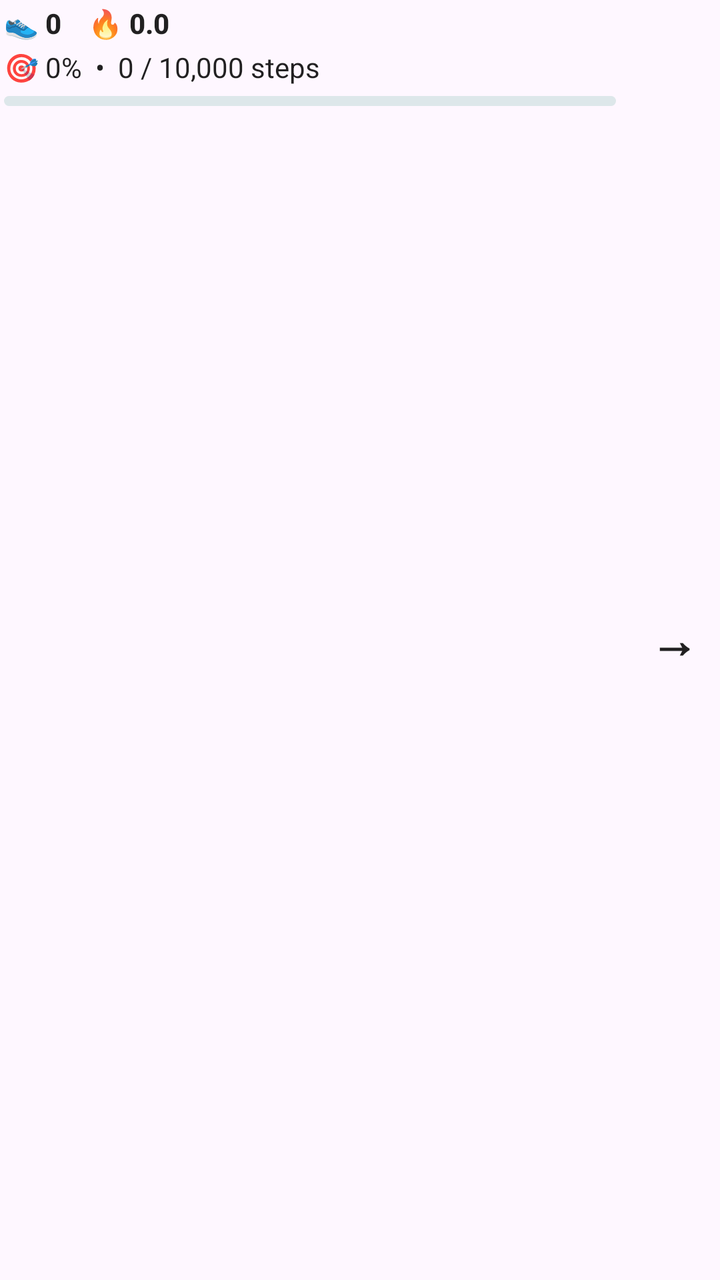
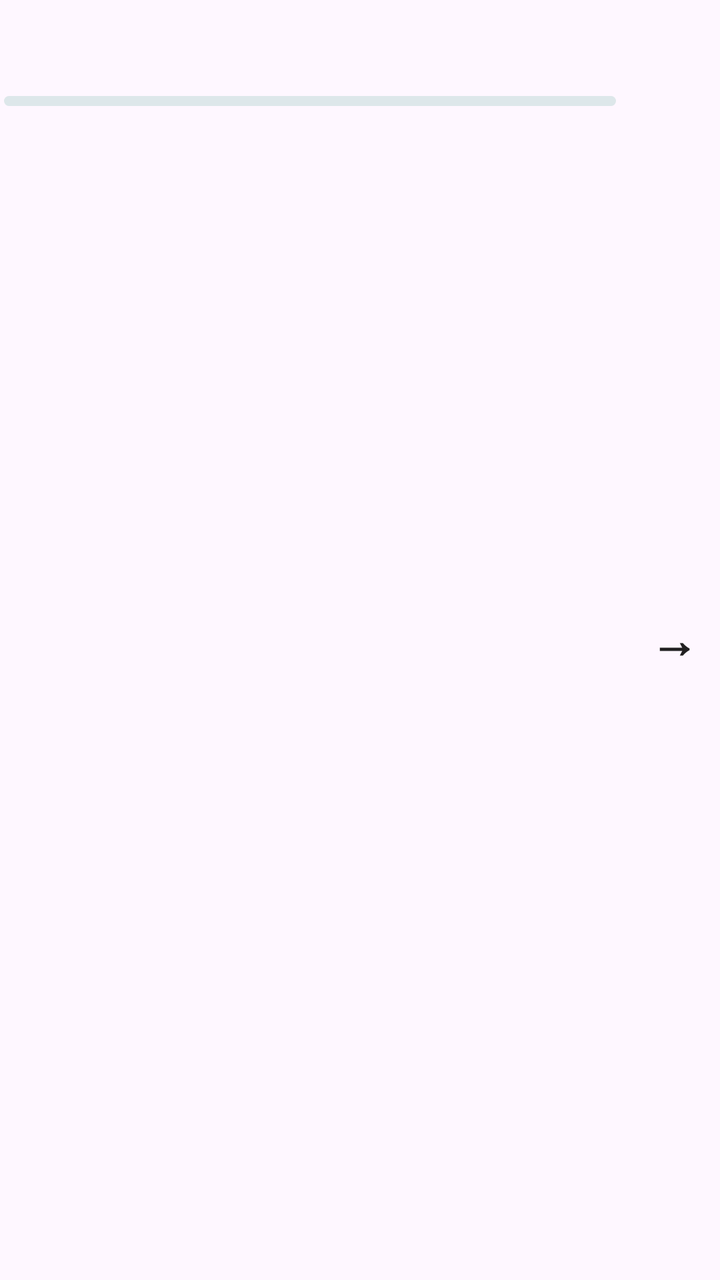

Compare the two renders of this Android layout. The source of the first and the diff that turns it into the second are given below.
<!-- AndroidManifest.xml: application theme Theme.StepCalc -->
<!-- res/layout/notification_small.xml -->
<?xml version="1.0" encoding="utf-8"?>
<LinearLayout xmlns:android="http://schemas.android.com/apk/res/android"
    android:layout_width="match_parent"
    android:layout_height="wrap_content"
    android:minHeight="52dp"
    android:orientation="horizontal"
    android:paddingStart="2dp"
    android:paddingTop="2dp"
    android:paddingEnd="2dp"
    android:paddingBottom="2dp">

    <LinearLayout
        android:layout_width="0dp"
        android:layout_height="wrap_content"
        android:layout_weight="1"
        android:orientation="vertical"
        android:paddingEnd="8dp">

        <TextView
            android:id="@+id/notification_stats"
            style="@style/TextAppearance.Compat.Notification.Title"
            android:layout_width="match_parent"
            android:layout_height="wrap_content"
            android:text="👟 0    🔥 0.0"
            android:textStyle="bold" />

        <TextView
            android:id="@+id/notification_goal"
            style="@style/TextAppearance.Compat.Notification"
            android:layout_width="match_parent"
            android:layout_height="wrap_content"
            android:layout_marginTop="3dp"
            android:text="🎯 0%  •  0 / 10,000 steps" />

        <ProgressBar
            android:id="@+id/notification_progress"
            style="?android:attr/progressBarStyleHorizontal"
            android:layout_width="match_parent"
            android:layout_height="5dp"
            android:layout_marginTop="5dp"
            android:progressDrawable="@drawable/notification_progress" />
    </LinearLayout>

    <TextView
        android:id="@+id/notification_open"
        style="@style/TextAppearance.Compat.Notification.Title"
        android:layout_width="42dp"
        android:layout_height="match_parent"
        android:gravity="center"
        android:text="→"
        android:textSize="24sp"
        android:textStyle="bold" />
</LinearLayout>
<!-- resources referenced by this layout -->
<resources>
  <!-- drawable notification_progress (drawable) -->
  <?xml version="1.0" encoding="utf-8"?>
  <layer-list xmlns:android="http://schemas.android.com/apk/res/android">
      <item android:id="@android:id/background">
          <shape android:shape="rectangle">
              <corners android:radius="8dp" />
              <solid android:color="#DDE7EA" />
          </shape>
      </item>
      <item android:id="@android:id/progress">
          <clip>
              <shape android:shape="rectangle">
                  <corners android:radius="8dp" />
                  <solid android:color="#FF8A3D" />
              </shape>
          </clip>
      </item>
  </layer-list>
  <style name="Theme.StepCalc" parent="Theme.Material3.DayNight.NoActionBar">
          <item name="android:fontFamily">sans</item>
          <item name="android:colorAccent">@color/stepcalc_cyan</item>
          <item name="android:windowLightStatusBar">true</item>
          <item name="android:statusBarColor">@color/stepcalc_background</item>
          <item name="android:navigationBarColor">@color/stepcalc_background</item>
          <item name="android:windowActionModeOverlay">true</item>
      </style>
  <color name="stepcalc_cyan">#06B6D4</color>
  <color name="stepcalc_background">#EFFCFE</color>
</resources>

<!-- the commit's change to res/layout/notification_small.xml (unified diff, before → after) -->
@@ -8,30 +8,24 @@
     android:paddingTop="2dp"
     android:paddingEnd="2dp"
     android:paddingBottom="2dp">
-
     <LinearLayout
         android:layout_width="0dp"
         android:layout_height="wrap_content"
         android:layout_weight="1"
         android:orientation="vertical"
         android:paddingEnd="8dp">
-
         <TextView
             android:id="@+id/notification_stats"
             style="@style/TextAppearance.Compat.Notification.Title"
             android:layout_width="match_parent"
             android:layout_height="wrap_content"
-            android:text="👟 0    🔥 0.0"
             android:textStyle="bold" />
-
         <TextView
             android:id="@+id/notification_goal"
             style="@style/TextAppearance.Compat.Notification"
             android:layout_width="match_parent"
             android:layout_height="wrap_content"
-            android:layout_marginTop="3dp"
-            android:text="🎯 0%  •  0 / 10,000 steps" />
-
+            android:layout_marginTop="3dp" />
         <ProgressBar
             android:id="@+id/notification_progress"
             style="?android:attr/progressBarStyleHorizontal"
@@ -40,12 +34,12 @@
             android:layout_marginTop="5dp"
             android:progressDrawable="@drawable/notification_progress" />
     </LinearLayout>
-
     <TextView
         android:id="@+id/notification_open"
         style="@style/TextAppearance.Compat.Notification.Title"
         android:layout_width="42dp"
         android:layout_height="match_parent"
+        android:contentDescription="@string/open_app"
         android:gravity="center"
         android:text="→"
         android:textSize="24sp"
<!-- resource entries referenced after the edit -->
@@ -18,6 +18,7 @@
           </clip>
       </item>
   </layer-list>
+  <string name="open_app">Open StepCalc</string>
   <style name="Theme.StepCalc" parent="Theme.Material3.DayNight.NoActionBar">
           <item name="android:fontFamily">sans</item>
           <item name="android:colorAccent">@color/stepcalc_cyan</item>
